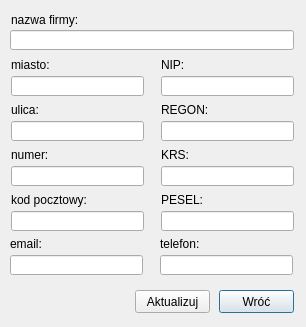
Qt form companywindow.ui (DzimiX/ProgramSprzedazowy) before a commit.
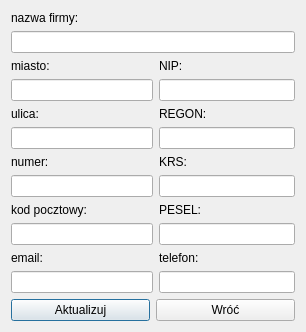
The same form after that commit.

Diff of the .ui file:
```diff
--- a/companywindow.ui
+++ b/companywindow.ui
@@ -13,285 +13,136 @@
   <property name="windowTitle">
    <string>Firma</string>
   </property>
-  <widget class="QLineEdit" name="output_name">
-   <property name="geometry">
-    <rect>
-     <x>10</x>
-     <y>30</y>
-     <width>284</width>
-     <height>20</height>
-    </rect>
-   </property>
-  </widget>
+  <layout class="QGridLayout" name="gridLayout">
+   <item row="0" column="0" colspan="4">
   <widget class="QLabel" name="label">
-   <property name="geometry">
-    <rect>
-     <x>11</x>
-     <y>12</y>
-     <width>231</width>
-     <height>16</height>
-    </rect>
-   </property>
    <property name="text">
     <string>nazwa firmy:</string>
    </property>
   </widget>
-  <widget class="QLineEdit" name="output_city">
-   <property name="geometry">
-    <rect>
-     <x>11</x>
-     <y>76</y>
-     <width>133</width>
-     <height>20</height>
-    </rect>
-   </property>
-  </widget>
+   </item>
+   <item row="1" column="0" colspan="4">
+    <widget class="QLineEdit" name="output_name"/>
+   </item>
+   <item row="2" column="0">
   <widget class="QLabel" name="label_2">
-   <property name="geometry">
-    <rect>
-     <x>11</x>
-     <y>57</y>
-     <width>91</width>
-     <height>16</height>
-    </rect>
-   </property>
    <property name="text">
     <string>miasto:</string>
    </property>
   </widget>
-  <widget class="QLineEdit" name="output_street">
-   <property name="geometry">
-    <rect>
-     <x>11</x>
-     <y>121</y>
-     <width>133</width>
-     <height>20</height>
-    </rect>
-   </property>
-  </widget>
-  <widget class="QLabel" name="label_3">
-   <property name="geometry">
-    <rect>
-     <x>11</x>
-     <y>102</y>
-     <width>111</width>
-     <height>16</height>
-    </rect>
-   </property>
-   <property name="text">
-    <string>ulica:</string>
-   </property>
-  </widget>
-  <widget class="QLineEdit" name="output_number">
-   <property name="geometry">
-    <rect>
-     <x>11</x>
-     <y>166</y>
-     <width>133</width>
-     <height>20</height>
-    </rect>
-   </property>
-  </widget>
-  <widget class="QLineEdit" name="output_postalCode">
-   <property name="geometry">
-    <rect>
-     <x>11</x>
-     <y>211</y>
-     <width>133</width>
-     <height>20</height>
-    </rect>
-   </property>
-  </widget>
+   </item>
+   <item row="2" column="2" colspan="2">
   <widget class="QLabel" name="label_4">
-   <property name="geometry">
-    <rect>
-     <x>161</x>
-     <y>57</y>
-     <width>101</width>
-     <height>16</height>
-    </rect>
-   </property>
    <property name="text">
     <string>NIP:</string>
    </property>
   </widget>
+   </item>
+   <item row="3" column="0" colspan="2">
+    <widget class="QLineEdit" name="output_city"/>
+   </item>
+   <item row="3" column="2" colspan="2">
+    <widget class="QLineEdit" name="output_NIP"/>
+   </item>
+   <item row="4" column="0">
+    <widget class="QLabel" name="label_3">
+     <property name="text">
+      <string>ulica:</string>
+     </property>
+    </widget>
+   </item>
+   <item row="4" column="2" colspan="2">
+    <widget class="QLabel" name="label_8">
+     <property name="text">
+      <string>REGON:</string>
+     </property>
+    </widget>
+   </item>
+   <item row="5" column="0" colspan="2">
+    <widget class="QLineEdit" name="output_street"/>
+   </item>
+   <item row="5" column="2" colspan="2">
+    <widget class="QLineEdit" name="output_REGON"/>
+   </item>
+   <item row="6" column="0" colspan="2">
   <widget class="QLabel" name="label_5">
-   <property name="geometry">
-    <rect>
-     <x>11</x>
-     <y>147</y>
-     <width>131</width>
-     <height>16</height>
-    </rect>
-   </property>
    <property name="text">
     <string>numer:</string>
    </property>
   </widget>
-  <widget class="QLineEdit" name="output_NIP">
-   <property name="geometry">
-    <rect>
-     <x>161</x>
-     <y>76</y>
-     <width>133</width>
-     <height>20</height>
-    </rect>
-   </property>
-  </widget>
+   </item>
+   <item row="6" column="2" colspan="2">
+    <widget class="QLabel" name="label_9">
+     <property name="text">
+      <string>KRS:</string>
+     </property>
+    </widget>
+   </item>
+   <item row="7" column="0" colspan="2">
+    <widget class="QLineEdit" name="output_number"/>
+   </item>
+   <item row="7" column="2" colspan="2">
+    <widget class="QLineEdit" name="output_KRS"/>
+   </item>
+   <item row="8" column="0" colspan="2">
   <widget class="QLabel" name="label_6">
-   <property name="geometry">
-    <rect>
-     <x>11</x>
-     <y>192</y>
-     <width>131</width>
-     <height>16</height>
-    </rect>
-   </property>
    <property name="text">
     <string>kod pocztowy:</string>
    </property>
   </widget>
-  <widget class="QLineEdit" name="output_REGON">
-   <property name="geometry">
-    <rect>
-     <x>161</x>
-     <y>121</y>
-     <width>133</width>
-     <height>20</height>
-    </rect>
-   </property>
-  </widget>
-  <widget class="QLineEdit" name="output_KRS">
-   <property name="geometry">
-    <rect>
-     <x>161</x>
-     <y>166</y>
-     <width>133</width>
-     <height>20</height>
-    </rect>
-   </property>
-  </widget>
+   </item>
+   <item row="8" column="2" colspan="2">
   <widget class="QLabel" name="label_7">
-   <property name="geometry">
-    <rect>
-     <x>161</x>
-     <y>192</y>
-     <width>111</width>
-     <height>16</height>
-    </rect>
-   </property>
    <property name="text">
     <string>PESEL:</string>
    </property>
   </widget>
-  <widget class="QLabel" name="label_8">
-   <property name="geometry">
-    <rect>
-     <x>161</x>
-     <y>102</y>
-     <width>101</width>
-     <height>16</height>
-    </rect>
-   </property>
-   <property name="text">
-    <string>REGON:</string>
-   </property>
-  </widget>
-  <widget class="QLineEdit" name="output_PESEL">
-   <property name="geometry">
-    <rect>
-     <x>161</x>
-     <y>211</y>
-     <width>133</width>
-     <height>20</height>
-    </rect>
-   </property>
-  </widget>
-  <widget class="QLabel" name="label_9">
-   <property name="geometry">
-    <rect>
-     <x>161</x>
-     <y>147</y>
-     <width>111</width>
-     <height>16</height>
-    </rect>
-   </property>
-   <property name="text">
-    <string>KRS:</string>
-   </property>
-  </widget>
+   </item>
+   <item row="9" column="0" colspan="2">
+    <widget class="QLineEdit" name="output_postalCode"/>
+   </item>
+   <item row="9" column="2" colspan="2">
+    <widget class="QLineEdit" name="output_PESEL"/>
+   </item>
+   <item row="10" column="0">
   <widget class="QLabel" name="label_10">
-   <property name="geometry">
-    <rect>
-     <x>10</x>
-     <y>236</y>
-     <width>111</width>
-     <height>16</height>
-    </rect>
-   </property>
    <property name="text">
     <string>email:</string>
    </property>
   </widget>
+   </item>
+   <item row="10" column="2" colspan="2">
   <widget class="QLabel" name="label_11">
-   <property name="geometry">
-    <rect>
-     <x>160</x>
-     <y>236</y>
-     <width>121</width>
-     <height>16</height>
-    </rect>
-   </property>
    <property name="text">
     <string>telefon:</string>
    </property>
   </widget>
-  <widget class="QLineEdit" name="output_email">
-   <property name="geometry">
-    <rect>
-     <x>10</x>
-     <y>255</y>
-     <width>133</width>
-     <height>20</height>
-    </rect>
-   </property>
-  </widget>
-  <widget class="QLineEdit" name="output_phone">
-   <property name="geometry">
-    <rect>
-     <x>160</x>
-     <y>255</y>
-     <width>133</width>
-     <height>20</height>
-    </rect>
-   </property>
-  </widget>
-  <widget class="QPushButton" name="pushButton">
-   <property name="geometry">
-    <rect>
-     <x>219</x>
-     <y>290</y>
-     <width>75</width>
-     <height>23</height>
-    </rect>
-   </property>
-   <property name="text">
-    <string>Wróć</string>
-   </property>
-  </widget>
+   </item>
+   <item row="11" column="0" colspan="2">
+    <widget class="QLineEdit" name="output_email"/>
+   </item>
+   <item row="11" column="2" colspan="2">
+    <widget class="QLineEdit" name="output_phone"/>
+   </item>
+   <item row="12" column="0" colspan="4">
+    <layout class="QHBoxLayout" name="horizontalLayout">
+     <item>
   <widget class="QPushButton" name="pushButton_2">
-   <property name="geometry">
-    <rect>
-     <x>135</x>
-     <y>290</y>
-     <width>75</width>
-     <height>23</height>
-    </rect>
-   </property>
    <property name="text">
     <string>Aktualizuj</string>
    </property>
   </widget>
+     </item>
+     <item>
+      <widget class="QPushButton" name="pushButton">
+       <property name="text">
+        <string>Wróć</string>
+       </property>
+      </widget>
+     </item>
+    </layout>
+   </item>
+  </layout>
  </widget>
  <tabstops>
   <tabstop>output_name</tabstop>
```
Left out of the diff: 2 changed lines with no effect on the pictures. Lines whose indentation alone changed are shown as unchanged.
